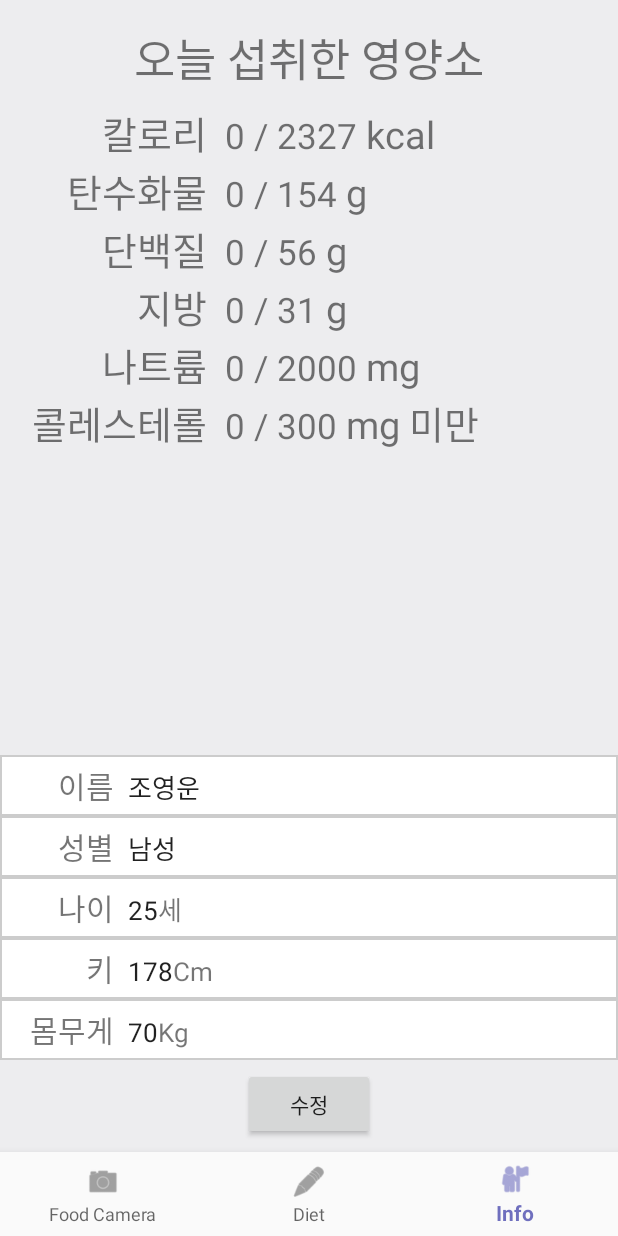
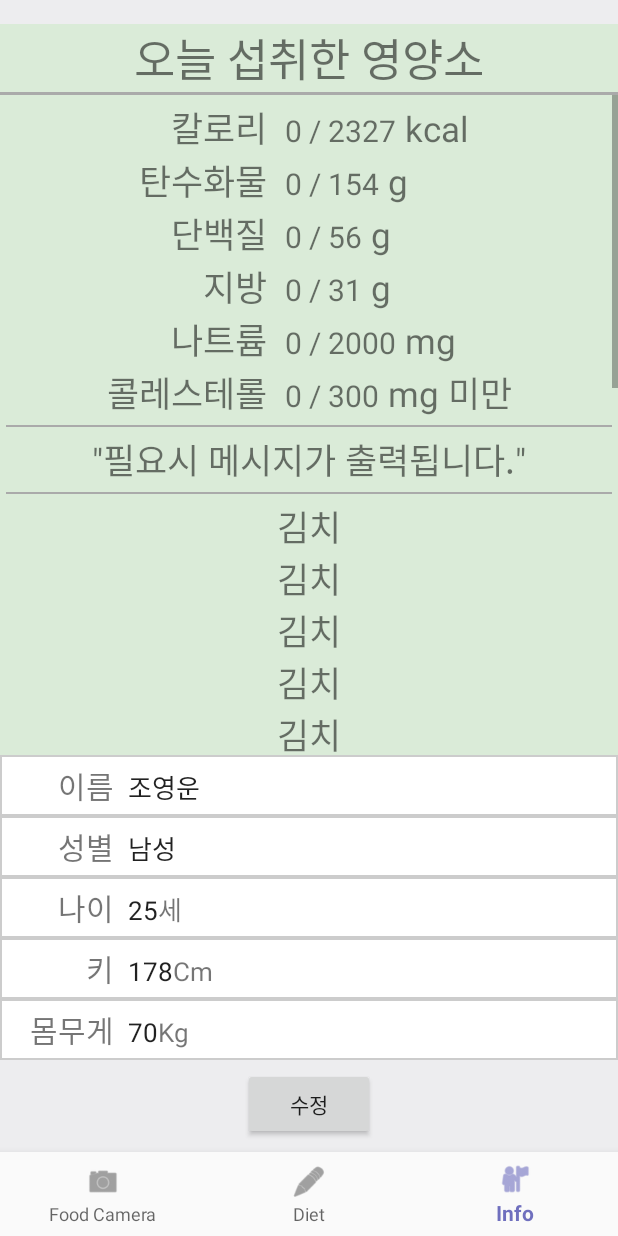
Before and after one commit to dnsldnsl07/Kcalmera, an Android app: the ProfileFragment screen opened through its navigation route, on a phone screen of 412 x 824 dp. Run offline under Robolectric (Android 15) with nearby library versions, the phone set to English and light mode, and no system bars; our stand-ins replace navigation-ui; libraries missing offline, so code that uses them is left out: com.gun0912.tedpermission; 1 statement that could not run was skipped.

Commit message:
정보 레이아웃 구현

```diff
--- a/app/src/main/res/layout/fragment_profile.xml
+++ b/app/src/main/res/layout/fragment_profile.xml
@@ -3,42 +3,56 @@
     xmlns:app="http://schemas.android.com/apk/res-auto"
     xmlns:tools="http://schemas.android.com/tools"
     android:layout_width="match_parent"
-    android:layout_height="match_parent">
+    android:layout_height="match_parent"
+    android:orientation="vertical">
+
+    <TextView
+        android:id="@+id/headLineText"
+        android:layout_width="match_parent"
+        android:layout_height="wrap_content"
+        android:layout_marginTop="16dp"
+        android:gravity="center"
+        android:background="@color/calendar_background"
+        android:text="오늘 섭취한 영양소"
+        android:textSize="30sp"
+        app:layout_constraintBottom_toTopOf="@id/headLineSolid"
+        app:layout_constraintEnd_toEndOf="parent"
+        app:layout_constraintStart_toStartOf="parent"
+        app:layout_constraintTop_toTopOf="parent" />
+
+    <View
+        android:id="@+id/headLineSolid"
+        android:layout_width="match_parent"
+        android:layout_height="2dp"
+        android:layout_centerInParent="true"
+        android:background="#AAAAAA"
+        app:layout_constraintEnd_toEndOf="parent"
+        app:layout_constraintStart_toStartOf="parent"
+        app:layout_constraintTop_toBottomOf="@id/headLineText" />
+
 
     <ScrollView
         android:id="@+id/infoScrollView"
         android:layout_width="0dp"
         android:layout_height="0dp"
-        app:layout_constraintBottom_toTopOf="@+id/linearLayout"
+        android:background="@color/calendar_background"
+        app:layout_constraintBottom_toTopOf="@id/linearLayout"
         app:layout_constraintEnd_toEndOf="parent"
         app:layout_constraintStart_toStartOf="parent"
-        app:layout_constraintTop_toTopOf="parent">
+        app:layout_constraintTop_toBottomOf="@id/headLineSolid">
 
-        <androidx.constraintlayout.widget.ConstraintLayout
+        <LinearLayout
             android:layout_width="match_parent"
-            android:layout_height="wrap_content">
-
-            <TextView
-                android:id="@+id/headLineText"
-                android:layout_width="match_parent"
-                android:layout_height="wrap_content"
-                android:layout_marginTop="16dp"
-                android:gravity="center"
-                android:text="오늘 섭취한 영양소"
-                android:textSize="30sp"
-                app:layout_constraintEnd_toEndOf="@id/nutrients"
-                app:layout_constraintStart_toStartOf="parent"
-                app:layout_constraintTop_toTopOf="parent"/>
+            android:layout_height="wrap_content"
+            android:layout_marginTop="4dp"
+            android:orientation="vertical"
+            android:gravity="center">
 
             <LinearLayout
                 android:id="@+id/nutrients"
-                android:layout_width="match_parent"
+                android:layout_width="wrap_content"
                 android:layout_height="wrap_content"
-                android:layout_marginTop="8dp"
-                android:orientation="vertical"
-                app:layout_constraintEnd_toEndOf="parent"
-                app:layout_constraintStart_toStartOf="parent"
-                app:layout_constraintTop_toBottomOf="@id/headLineText">
+                android:orientation="vertical">
 
                 <LinearLayout
                     android:layout_width="wrap_content"
@@ -46,11 +60,11 @@
                     android:orientation="horizontal">
 
                     <TextView
-                        android:layout_width="150dp"
+                        android:layout_width="120dp"
                         android:layout_height="wrap_content"
                         android:gravity="end"
                         android:text="칼로리  "
-                        android:textSize="25sp" />
+                        android:textSize="23sp" />
 
                     <TextView
                         android:id="@+id/kcal"
@@ -59,13 +73,13 @@
                         android:focusableInTouchMode="false"
                         android:bufferType="spannable"
                         android:text="0 / 2000"
-                        android:textSize="23sp" />
+                        android:textSize="20sp" />
 
                     <TextView
                         android:layout_width="wrap_content"
                         android:layout_height="wrap_content"
                         android:text=" kcal"
-                        android:textSize="25sp" />
+                        android:textSize="23sp" />
                 </LinearLayout>
 
                 <LinearLayout
@@ -74,11 +88,11 @@
                     android:orientation="horizontal">
 
                     <TextView
-                        android:layout_width="150dp"
+                        android:layout_width="120dp"
                         android:layout_height="wrap_content"
                         android:gravity="end"
                         android:text="탄수화물  "
-                        android:textSize="25sp" />
+                        android:textSize="23sp" />
 
                     <TextView
                         android:id="@+id/carbohydrate"
@@ -87,13 +101,13 @@
                         android:focusableInTouchMode="false"
                         android:bufferType="spannable"
                         android:text="0 / 200"
-                        android:textSize="23sp" />
+                        android:textSize="20sp" />
 
                     <TextView
                         android:layout_width="wrap_content"
                         android:layout_height="wrap_content"
                         android:text=" g"
-                        android:textSize="25sp" />
+                        android:textSize="23sp" />
                 </LinearLayout>
 
                 <LinearLayout
@@ -102,11 +116,11 @@
                     android:orientation="horizontal">
 
                     <TextView
-                        android:layout_width="150dp"
+                        android:layout_width="120dp"
                         android:layout_height="wrap_content"
                         android:gravity="end"
                         android:text="단백질  "
-                        android:textSize="25sp" />
+                        android:textSize="23sp" />
 
                     <TextView
                         android:id="@+id/protein"
@@ -115,13 +129,13 @@
                         android:focusableInTouchMode="false"
                         android:bufferType="spannable"
                         android:text="0 / 55"
-                        android:textSize="23dp" />
+                        android:textSize="20sp" />
 
                     <TextView
                         android:layout_width="wrap_content"
                         android:layout_height="wrap_content"
                         android:text=" g"
-                        android:textSize="25sp" />
+                        android:textSize="23sp" />
                 </LinearLayout>
 
                 <LinearLayout
@@ -130,11 +144,11 @@
                     android:orientation="horizontal">
 
                     <TextView
-                        android:layout_width="150dp"
+                        android:layout_width="120dp"
                         android:layout_height="wrap_content"
                         android:gravity="end"
                         android:text="지방  "
-                        android:textSize="25sp" />
+                        android:textSize="23sp" />
 
                     <TextView
                         android:id="@+id/fat"
@@ -143,13 +157,13 @@
                         android:focusableInTouchMode="false"
                         android:bufferType="spannable"
                         android:text="0 / 50"
-                        android:textSize="23dp" />
+                        android:textSize="20sp" />
 
                     <TextView
                         android:layout_width="wrap_content"
                         android:layout_height="wrap_content"
                         android:text=" g"
-                        android:textSize="25sp" />
+                        android:textSize="23sp" />
                 </LinearLayout>
 
                 <LinearLayout
@@ -158,11 +172,11 @@
                     android:orientation="horizontal">
 
                     <TextView
-                        android:layout_width="150dp"
+                        android:layout_width="120dp"
                         android:layout_height="wrap_content"
                         android:gravity="end"
                         android:text="나트륨  "
-                        android:textSize="25sp" />
+                        android:textSize="23sp" />
 
                     <TextView
                         android:id="@+id/natrium"
@@ -171,13 +185,13 @@
                         android:focusableInTouchMode="false"
                         android:bufferType="spannable"
                         android:text="0 / 2000"
-                        android:textSize="23dp" />
+                        android:textSize="20sp" />
 
                     <TextView
                         android:layout_width="wrap_content"
                         android:layout_height="wrap_content"
                         android:text=" mg"
-                        android:textSize="25sp" />
+                        android:textSize="23sp" />
                 </LinearLayout>
 
                 <LinearLayout
@@ -186,11 +200,11 @@
                     android:orientation="horizontal">
 
                     <TextView
-                        android:layout_width="150dp"
+                        android:layout_width="120dp"
                         android:layout_height="wrap_content"
                         android:gravity="end"
                         android:text="콜레스테롤  "
-                        android:textSize="25sp" />
+                        android:textSize="23sp" />
 
                     <TextView
                         android:id="@+id/cholesterol"
@@ -199,19 +213,46 @@
                         android:focusableInTouchMode="false"
                         android:bufferType="spannable"
                         android:text="0 / 300"
-                        android:textSize="23dp" />
+                        android:textSize="20sp" />
 
                     <TextView
                         android:layout_width="wrap_content"
                         android:layout_height="wrap_content"
                         android:text=" mg 미만"
-                        android:textSize="25sp" />
+                        android:textSize="23sp" />
                 </LinearLayout>
-
             </LinearLayout>
 
-        </androidx.constraintlayout.widget.ConstraintLayout>
+            <View
+                android:layout_width="match_parent"
+                android:layout_height="1dp"
+                android:layout_centerInParent="true"
+                android:layout_margin="4dp"
+                android:background="#AAAAAA" />
 
+            <TextView
+                android:id="@+id/nutrientsMsgText"
+                android:layout_width="wrap_content"
+                android:layout_height="wrap_content"
+                android:text='"필요시 메시지가 출력됩니다."'
+                android:textSize="23sp"/>
+
+            <View
+                android:layout_width="match_parent"
+                android:layout_height="1dp"
+                android:layout_centerInParent="true"
+                android:layout_margin="4dp"
+                android:background="#AAAAAA" />
+
+            <TextView
+                android:id="@+id/nutrientsRecommendText"
+                android:layout_width="wrap_content"
+                android:layout_height="wrap_content"
+                android:text='김치\n김치\n김치\n김치\n김치\n김치\n김치\n김치\n김치\n김치\n김치\n김치\n김치\n김치\n김치\n김치\n김치\n김치\n김치\n김치\n'
+                android:textSize="23sp"/>
+
+
+        </LinearLayout>
 
     </ScrollView>
 
@@ -249,9 +290,9 @@
                 android:layout_height="wrap_content"
                 android:background="@android:color/transparent"
                 android:focusableInTouchMode="false"
+                android:singleLine="true"
                 android:text="조영운"
-                android:textSize="17dp"
-                android:singleLine="true"/>
+                android:textSize="17dp" />
         </LinearLayout>
 
         <LinearLayout
@@ -276,9 +317,9 @@
                 android:background="@android:color/transparent"
                 android:focusableInTouchMode="false"
                 android:maxLength="2"
+                android:singleLine="true"
                 android:text="남성"
-                android:textSize="17dp"
-                android:singleLine="true"/>
+                android:textSize="17dp" />
         </LinearLayout>
 
         <LinearLayout
@@ -305,9 +346,9 @@
                 android:focusableInTouchMode="false"
                 android:inputType="number"
                 android:maxLength="3"
+                android:singleLine="true"
                 android:text="25"
                 android:textSize="17dp"
-                android:singleLine="true"
                 app:layout_constraintStart_toEndOf="@+id/ageText" />
 
             <TextView
@@ -344,9 +385,9 @@
                 android:focusableInTouchMode="false"
                 android:inputType="numberDecimal"
                 android:maxLength="6"
+                android:singleLine="true"
                 android:text="178"
-                android:textSize="17dp"
-                android:singleLine="true"/>
+                android:textSize="17dp" />
 
             <TextView
                 android:id="@+id/textView3"
@@ -367,8 +408,8 @@
                 android:id="@+id/weightText"
                 android:layout_width="80dp"
                 android:layout_height="wrap_content"
+                android:layout_below="@+id/heightText"
                 android:gravity="right"
-                android:layout_below="@+id/heightText"
                 android:text="몸무게  "
                 android:textSize="20dp"
                 app:layout_constraintStart_toStartOf="parent"
@@ -382,9 +423,9 @@
                 android:focusableInTouchMode="false"
                 android:inputType="numberDecimal"
                 android:maxLength="6"
+                android:singleLine="true"
                 android:text="70"
-                android:textSize="17dp"
-                android:singleLine="true"/>
+                android:textSize="17dp" />
 
             <TextView
                 android:id="@+id/textView4"
```
